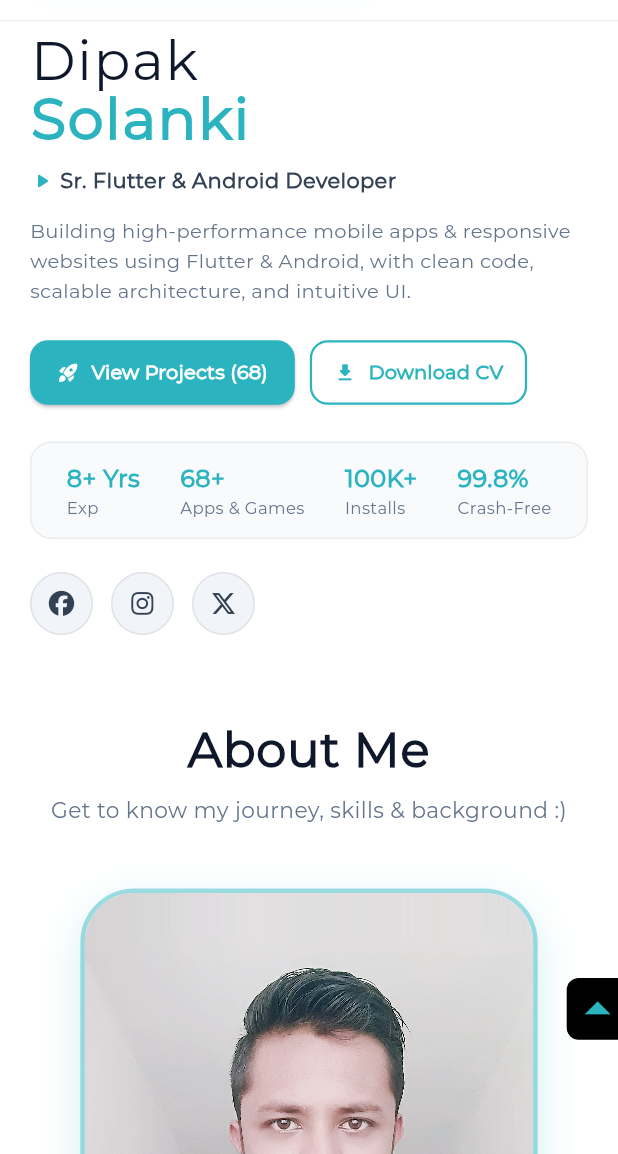
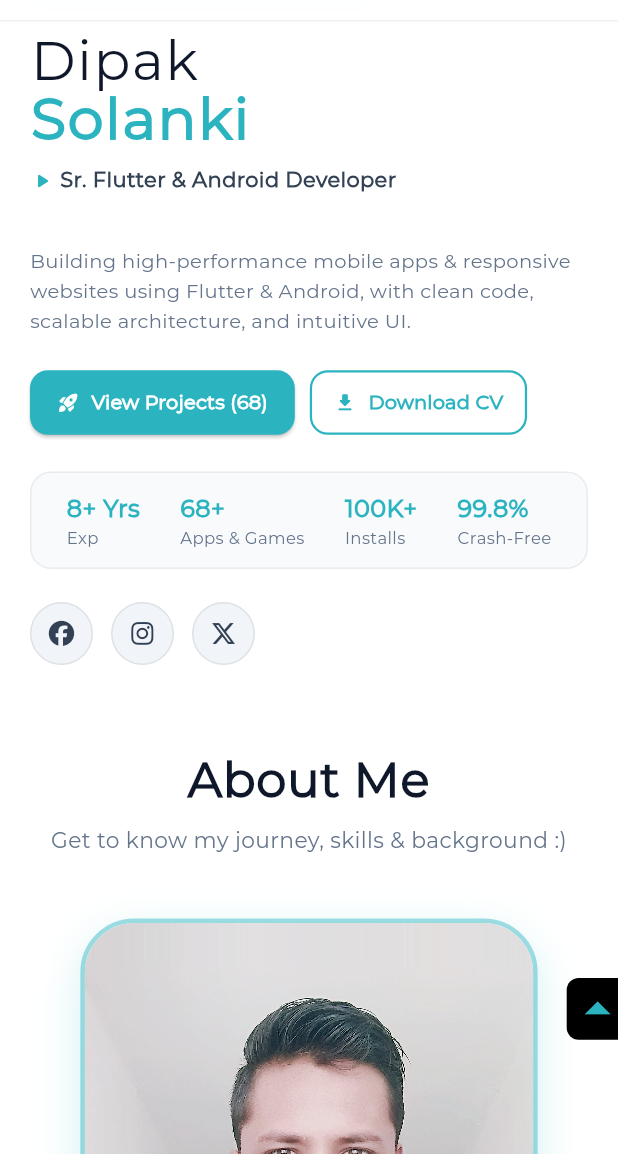
Before and after one commit to DipakSolanki548/dipak_new_latest_portfolio, a Flutter app: the screen it shows after launch, on a phone screen of 412 x 824 dp, the part 82-1236 px from its top. Run offline on Flutter 3.47's test engine with Material 3 defaults, Android fonts, the phone set to English and light mode, and no system bars; drawn by our look-alikes of animated_text_kit; our stand-ins replace flip_card, font_awesome_flutter, shared_preferences, url_strategy; missing offline and left inert: age_calculator.

Commit message:
feat: update portfolio copy, mobile typer multiline layout, and project detail dialog actions

```diff
--- a/lib/constants.dart
+++ b/lib/constants.dart
@@ -8,7 +8,15 @@ void openURL(String url) => launchUrl(
     );
 
 // Tools & Tech
-final kTools = ["Android", "Kotlin", "Java", "Flutter", "Dart"];
+final kTools = [
+  "Android",
+  "Kotlin",
+  "Java",
+  "Flutter",
+  "Dart",
+  "Flutter Web",
+  "Responsive UI",
+];
 
 // Language Known
 final languageKnown = [lblEnglish, lblGujarati, lblHindi];
@@ -18,9 +26,15 @@ final technicalSkills = [
   TS1,
   TS2,
   TS3,
+  TS7,
 ];
 
-final technicalSkills1 = [TS4, TS5, TS6];
+final technicalSkills1 = [
+  TS4,
+  TS5,
+  TS6,
+  TS8,
+];
 
 //DB
 final dbList = [db1, db2];
--- a/lib/sections/about/about_mobile.dart
+++ b/lib/sections/about/about_mobile.dart
@@ -190,6 +190,10 @@ class AboutMobile extends StatelessWidget {
                   information: myLocationAddress,
                   onTap: () => openURL(myLocationLink),
                 ),
+                const AboutMeData(
+                  data: "Specialization",
+                  information: "Mobile Apps & Flutter Web",
+                ),
               ],
             ),
           ),
@@ -206,7 +210,7 @@ class AboutMobile extends StatelessWidget {
           _buildStrengthCard(
             Icons.speed_rounded,
             "Performance First",
-            "60fps smooth animations, memory profiling & 99.8% crash-free rate.",
+            "60fps smooth animations, responsive web UI & 99.8% crash-free rate.",
             isDark,
           ),
           const SizedBox(height: 10),
@@ -219,8 +223,8 @@ class AboutMobile extends StatelessWidget {
           const SizedBox(height: 10),
           _buildStrengthCard(
             Icons.rocket_launch_rounded,
-            "Store Deployment",
-            "CI/CD release management on Google Play & Apple App Store.",
+            "Store & Web Deployment",
+            "CI/CD release management across Google Play, App Store & Web hosting.",
             isDark,
           ),
           const SizedBox(height: 24),
--- a/lib/sections/contact/contact_desktop.dart
+++ b/lib/sections/contact/contact_desktop.dart
@@ -47,7 +47,7 @@ class ContactDesktop extends StatelessWidget {
               text: "\nGet in Touch",
             ),
             const CustomSectionSubHeading(
-              text: "Have a project in mind or want to collaborate? Let's connect!\n\n",
+              text: "Have an app or web project in mind? Let's build something exceptional together!\n\n",
             ),
             Space.y!,
             Row(
--- a/lib/sections/contact/contact_mobile.dart
+++ b/lib/sections/contact/contact_mobile.dart
@@ -109,7 +109,7 @@ class ContactMobileTab extends StatelessWidget {
             text: "\nGet in Touch",
           ),
           const CustomSectionSubHeading(
-            text: "Have a project in mind? Let's connect!\n\n",
+            text: "Have an app or web project in mind? Let's build something exceptional together!\n\n",
           ),
           Space.y!,
           _buildContactCard(
--- a/lib/sections/home/home_mobile.dart
+++ b/lib/sections/home/home_mobile.dart
@@ -113,12 +113,18 @@ class HomeMobile extends StatelessWidget {
           const SizedBox(height: 12),
 
           // Animated Designation Subtitle
-          Row(
+          SizedBox(
+            height: 44,
+            child: Row(
+              crossAxisAlignment: CrossAxisAlignment.start,
               children: [
-              Icon(
+                Padding(
+                  padding: const EdgeInsets.only(top: 2.0),
+                  child: Icon(
                     Icons.play_arrow_rounded,
                     size: 16,
                     color: AppTheme.c!.primary!,
+                  ),
                 ),
                 const SizedBox(width: 4),
                 Expanded(
@@ -131,6 +137,7 @@ class HomeMobile extends StatelessWidget {
                           fontFamily: 'Montserrat',
                           fontSize: 14,
                           fontWeight: FontWeight.w600,
+                          height: 1.3,
                           color: isDark ? Colors.white70 : const Color(0xff334155),
                         ),
                       ),
@@ -141,6 +148,7 @@ class HomeMobile extends StatelessWidget {
                           fontFamily: 'Montserrat',
                           fontSize: 14,
                           fontWeight: FontWeight.w600,
+                          height: 1.3,
                           color: isDark ? Colors.white70 : const Color(0xff334155),
                         ),
                       ),
@@ -151,16 +159,18 @@ class HomeMobile extends StatelessWidget {
                           fontFamily: 'Montserrat',
                           fontSize: 14,
                           fontWeight: FontWeight.w600,
+                          height: 1.3,
                           color: isDark ? Colors.white70 : const Color(0xff334155),
                         ),
                       ),
                       TyperAnimatedText(
-                      "Multi-Platform Specialist (Apps, Web & Games)",
+                        "Multi-Platform Specialist\n(Apps, Web & Games)",
                         speed: const Duration(milliseconds: 60),
                         textStyle: TextStyle(
                           fontFamily: 'Montserrat',
                           fontSize: 14,
                           fontWeight: FontWeight.w600,
+                          height: 1.3,
                           color: isDark ? Colors.white70 : const Color(0xff334155),
                         ),
                       ),
@@ -171,7 +181,8 @@ class HomeMobile extends StatelessWidget {
                 ),
               ],
             ),
-          const SizedBox(height: 14),
+          ),
+          const SizedBox(height: 10),
 
           // Short bio
           Text(
--- a/lib/sections/home/home_tab.dart
+++ b/lib/sections/home/home_tab.dart
@@ -132,6 +132,7 @@ class HomeTab extends StatelessWidget {
                   ),
                 ),
                 const SizedBox(height: 14),
+                // Animated Designation Subtitle
                 Row(
                   children: [
                     Icon(
--- a/lib/sections/services/services_desktop.dart
+++ b/lib/sections/services/services_desktop.dart
@@ -73,7 +73,7 @@ class ServiceDesktopState extends State<ServiceDesktop> {
               text: '\nWhat I Offer',
             ),
             const CustomSectionSubHeading(
-              text: 'Specialized mobile engineering, scalable architecture & rapid MVP solutions.\n\n',
+              text: 'Specialized mobile app & Flutter web engineering, scalable architecture & rapid solutions.\n\n',
             ),
             Space.y!,
             LayoutBuilder(
--- a/lib/sections/services/services_mobile.dart
+++ b/lib/sections/services/services_mobile.dart
@@ -73,7 +73,7 @@ class ServiceMobile extends StatelessWidget {
             text: '\nWhat I Offer',
           ),
           const CustomSectionSubHeading(
-            text: 'Specialized mobile engineering, scalable architecture & rapid MVP solutions.\n\n',
+            text: 'Specialized mobile app & Flutter web engineering, scalable architecture & rapid solutions.\n\n',
           ),
           Space.y!,
           ListView.separated(
--- a/lib/utils/about_utils.dart
+++ b/lib/utils/about_utils.dart
@@ -1,7 +1,7 @@
 class AboutUtils {
   static const String aboutMeHeadline =
-      "I'm Dipak Solanki, Sr. Android & Flutter (App & Web) developer and Project leader.";
+      "I'm Dipak Solanki, Sr. Android & Flutter developer (Mobile Apps & Web) and Project leader.";
 
   static const String aboutMeDetail =
-      "I'm a self-motivated and diligent Android & Flutter (App & Web) programmer who finds that the best way to come up with solutions is to think outside the box. I believe that when it comes to programming work, it’s equal parts creativity and logic. I'm a positive, disciplined, and effective communicator.";
+      "I'm a self-motivated and diligent Android & Flutter engineer who finds that the best way to come up with solutions is to think outside the box. I specialize in building high-performance cross-platform mobile apps (Android & iOS) and responsive modern web applications with Flutter. I believe that when it comes to software engineering, it's equal parts creative design and solid architectural logic. I build fast, clean, and scalable digital experiences across all devices.";
 }
--- a/lib/utils/experience_utils.dart
+++ b/lib/utils/experience_utils.dart
@@ -29,12 +29,12 @@ class ExperienceUtils {
 
   static List<ExperienceModel> experienceList = [
     ExperienceModel(
-      title: "Lead / Sr. Android & Flutter Developer",
+      title: "Lead / Sr. Flutter & Android Developer",
       subTitle: "Skywave Info Solutions",
       duration:
           "Aug 2019 - Present (${calculationBetweenDuration(DateTime(2019, 8, 1), DateTime.now())})",
       description:
-          "Lead cross-platform mobile engineer directing end-to-end architecture and release cycles across 50+ published Flutter & Android applications.\n• Architected scalable state management (BLoC, Provider) & Clean Architecture across Enterprise, Social, and Gaming domains.\n• Mentored a team of 6 engineers, established strict code review standards, and implemented automated CI/CD pipelines.\n• Optimized app startup performance by 35% and maintained crash-free session rates exceeding 99.8%.\n• Managed Google Play Console and Apple Developer release tracks.",
+          "Lead cross-platform engineer directing end-to-end architecture and release cycles across 50+ published Flutter mobile applications and responsive Flutter web solutions.\n• Engineered cross-platform mobile apps (Android & iOS) and responsive Flutter web applications from a single unified codebase.\n• Architected scalable state management (BLoC, Provider) & Clean Architecture across Enterprise, E-commerce, Social, and Gaming domains.\n• Mentored a team of 6 engineers, established strict code review standards, and implemented automated CI/CD pipelines.\n• Optimized web and mobile rendering performance (60fps) and maintained crash-free session rates exceeding 99.8%.\n• Managed Google Play Console, Apple App Store, and Web hosting deployment tracks.",
     ),
     ExperienceModel(
       title: "Sr. Android Developer",
```
Also changed, not shown: lib/sections/about/about_desktop.dart (+8 -3 lines), lib/sections/about/about_tablet.dart (+8 -3 lines), lib/sections/portfolio/widgets/modern_portfolio_card.dart (+52 -29 lines), lib/text/textfile.dart (+7 -5 lines), lib/utils/services_utils.dart (+6 -12 lines), 1 other file. Lines whose indentation alone changed are shown as unchanged.
